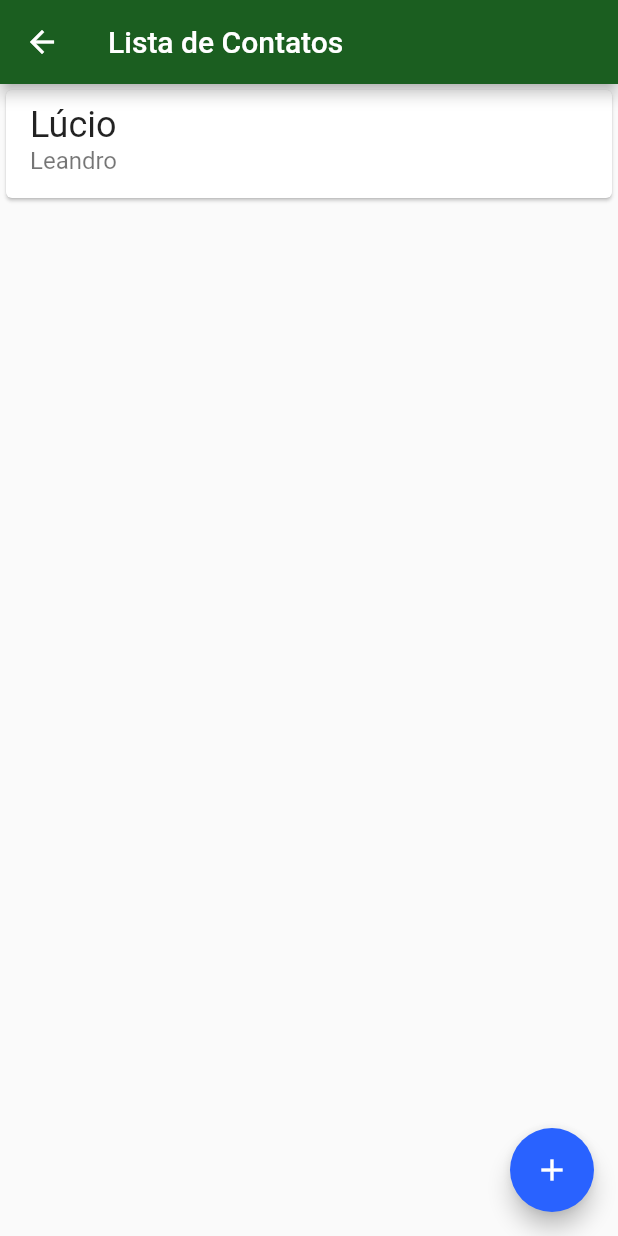
After one commit to lucioleandro/gringottsapp, a Flutter app: the screen it shows after launch, after a tap on "Contatos", on a phone screen of 412 x 824 dp. The commit adds this screen. Run offline on Flutter 3.47's test engine with Material 2 defaults, Android fonts, the phone set to English and light mode, and no system bars.

Commit message:
directories struture + list contacts creation

```diff
--- a/lib/main.dart
+++ b/lib/main.dart
@@ -1,4 +1,6 @@
 import 'package:flutter/material.dart';
+import 'package:gringotts/screens/contacts_list.dart';
+import 'package:gringotts/screens/dashboard.dart';
 
 void main() => runApp(GringottsApp());
 
@@ -19,50 +21,3 @@ class GringottsApp extends StatelessWidget {
     );
   }
 }
-
-class Dashboard extends StatelessWidget {
-  @override
-  Widget build(BuildContext context) {
-    return Scaffold(
-      appBar: AppBar(
-        title: Text('Dashboard'),
-      ),
-      body: Column(
-        mainAxisAlignment: MainAxisAlignment.spaceBetween,
-        crossAxisAlignment: CrossAxisAlignment.start,
-        children: <Widget>[
-          Padding(
-            padding: const EdgeInsets.all(8.0),
-            child: Image.asset('images/bytebank_logo.png'),
-          ),
-          Padding(
-            padding: const EdgeInsets.all(8.0),
-            child: Container(
-              height: 100,
-              width: 150,
-              color: Theme.of(context).primaryColor,
-              child: Column(
-                mainAxisAlignment: MainAxisAlignment.spaceBetween,
-                crossAxisAlignment: CrossAxisAlignment.start,
-                children: <Widget>[
-                  Icon(
-                    Icons.people,
-                    color: Colors.white,
-                    size: 24.0,
-                  ),
-                  Text(
-                    'Contatos',
-                    style: TextStyle(
-                        color: Colors.white,
-                        fontSize: 16.0
-                    ),
-                  )
-                ],
-              ),
-            ),
-          ),
-        ],
-      ),
-    );
-  }
-}
--- /dev/null
+++ b/lib/screens/contacts_list.dart
@@ -0,0 +1,37 @@
+import 'package:flutter/cupertino.dart';
+import 'package:flutter/material.dart';
+
+class ContactsList extends StatelessWidget {
+  @override
+  Widget build(BuildContext context) {
+    return Scaffold(
+      appBar: AppBar(
+        title: Text('Lista de Contatos'),
+      ),
+      body: ListView(
+        children: <Widget>[
+          Card(
+            child: ListTile(
+              title: Text(
+                'Lúcio',
+                style: TextStyle(
+                  fontSize: 24.0,
+                ),
+              ),
+              subtitle: Text(
+                'Leandro',
+                style: TextStyle(fontSize: 16.0),
+              ),
+            ),
+          )
+        ],
+      ),
+      floatingActionButton: FloatingActionButton(
+        onPressed: () {
+
+        },
+        child: Icon(Icons.add),
+      ),
+    );
+  }
+}
--- /dev/null
+++ b/lib/screens/dashboard.dart
@@ -0,0 +1,57 @@
+import 'package:flutter/material.dart';
+import 'package:gringotts/screens/contacts_list.dart';
+
+class Dashboard extends StatelessWidget {
+  @override
+  Widget build(BuildContext context) {
+    return Scaffold(
+      appBar: AppBar(
+        title: Text('Dashboard'),
+      ),
+      body: Column(
+        mainAxisAlignment: MainAxisAlignment.spaceBetween,
+        crossAxisAlignment: CrossAxisAlignment.start,
+        children: <Widget>[
+          Padding(
+            padding: const EdgeInsets.all(8.0),
+            child: Image.asset('images/bytebank_logo.png'),
+          ),
+          Padding(
+            padding: const EdgeInsets.all(8.0),
+            child: Material(
+              color: Theme.of(context).primaryColor,
+              child: InkWell(
+                onTap: () {
+                  Navigator.of(context).push(
+                    MaterialPageRoute(
+                      builder: (context) => ContactsList(),
+                    ),
+                  );
+                },
+                child: Container(
+                  height: 100,
+                  width: 150,
+                  child: Column(
+                    mainAxisAlignment: MainAxisAlignment.spaceBetween,
+                    crossAxisAlignment: CrossAxisAlignment.start,
+                    children: <Widget>[
+                      Icon(
+                        Icons.people,
+                        color: Colors.white,
+                        size: 24.0,
+                      ),
+                      Text(
+                        'Contatos',
+                        style: TextStyle(color: Colors.white, fontSize: 16.0),
+                      )
+                    ],
+                  ),
+                ),
+              ),
+            ),
+          ),
+        ],
+      ),
+    );
+  }
+}
```
